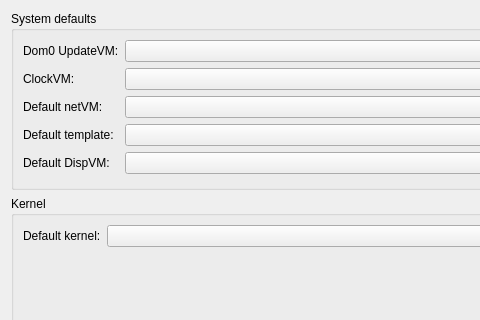
Old version of the form ui/globalsettingsdlg.ui in the repository QubesOS/qubes-manager; both pictures show x 0 to 480 and y 0 to 320 of the 1047 by 599 pixel window.
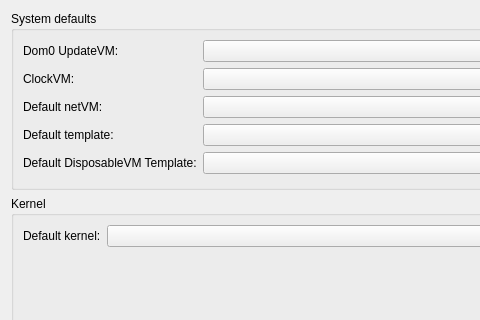
New version of the form.

Commit message:
Renamed DispVM and "Is DispVM template" for more readability
Replaced instances of "Default DispVM" and "Is DVM Template" with
more readable "Default Disposable VM Template" and "Disposable VM Template"
respectively. Added tooltips.

fixes QubesOS/qubes-issues#4935

```diff
--- a/ui/globalsettingsdlg.ui
+++ b/ui/globalsettingsdlg.ui
@@ -88,7 +88,7 @@
       <item row="4" column="0">
        <widget class="QLabel" name="label_8">
         <property name="text">
-         <string>Default DispVM:</string>
+         <string>Default DisposableVM Template:</string>
         </property>
        </widget>
       </item>
```
The commit also changes 2 other files.
